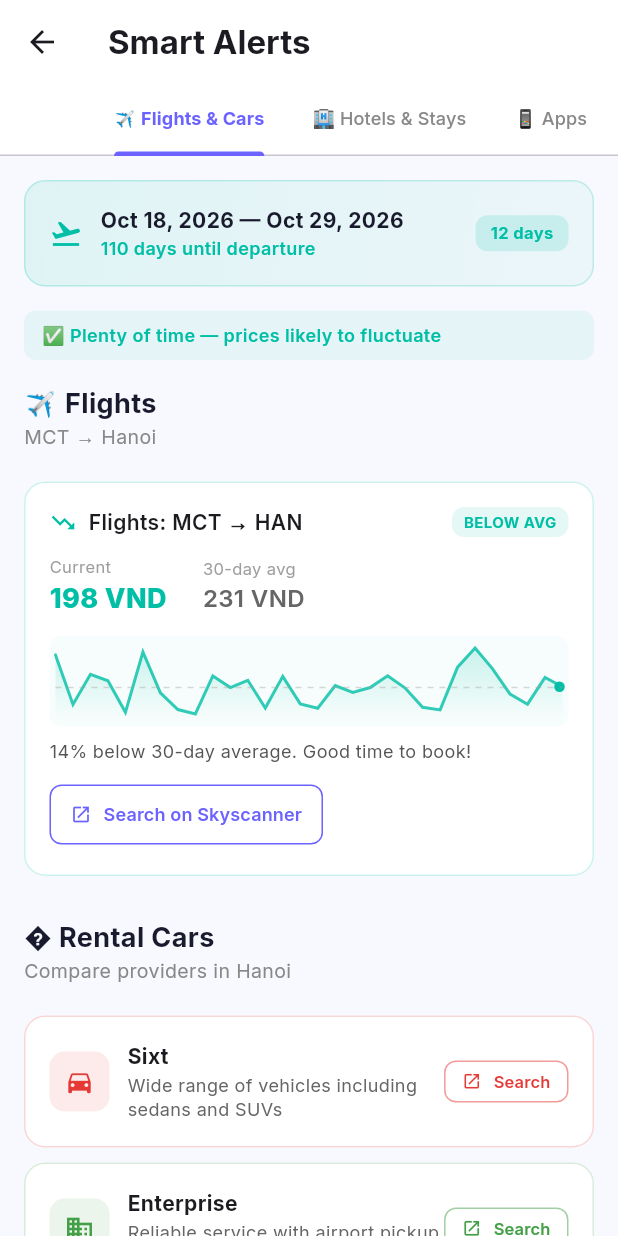
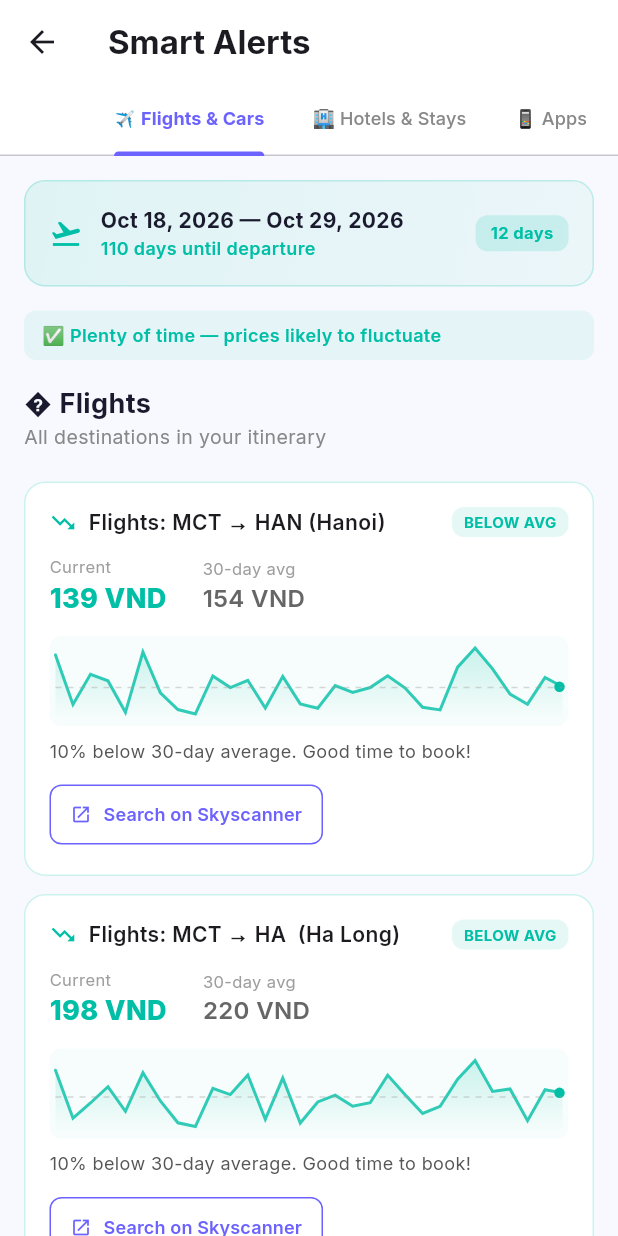
Before and after one commit to Solo-Cipher/drift-app, a Flutter app: the screen it shows after launch, after a tap on the "insights" icon, on a phone screen of 412 x 824 dp. Run offline on Flutter 3.47's test engine with Material 3 defaults, Android fonts, the phone set to English and light mode, and no system bars; our stand-ins replace cloud_firestore, firebase_auth, firebase_core, google_fonts; missing offline and left inert: dart:html; accounts and stored records are empty.

Commit message:
fix: smart alerts dynamic + remove maps + multi-city flights

```diff
--- a/lib/screens/smart_alerts_screen.dart
+++ b/lib/screens/smart_alerts_screen.dart
@@ -113,29 +113,62 @@ class _SmartAlertsScreenState extends State<SmartAlertsScreen> {
     return history;
   }
 
-  /// Flight pricing: dynamic from CityConfig
-  Map<String, dynamic> _getFlightPricing() {
+  /// Flight pricing: generates flights to ALL cities in the itinerary
+  /// so users can see various entry point options
+  List<Map<String, dynamic>> _getFlightPricing() {
     final config = _config;
     final fromCode = config?.originAirport ?? 'MCT';
-    final toCode = config?.iataCode ?? (widget.trip.days.isNotEmpty ? widget.trip.days.first.location.substring(0, 3).toUpperCase() : '???');
     final basePrice = config?.flightBasePrice ?? 200.0;
     final seed = widget.trip.baseStartDate.day + widget.trip.baseStartDate.month * 31;
-    final factor = _priceFactor(widget.trip.baseStartDate.day, widget.trip.baseStartDate.month, seed);
-    final current = (basePrice * factor);
-    final avg = basePrice * 1.05;
-    final toLabel = config?.primaryCity ?? 'Destination';
-    return {
+
+    // Collect unique cities from the itinerary
+    final uniqueCities = <String>{};
+    for (final day in widget.trip.days) {
+      uniqueCities.add(day.location);
+    }
+
+    // Map city names to IATA codes (use city name 3-letter code as fallback)
+    final flights = <Map<String, dynamic>>[];
+    int cityIdx = 0;
+    for (final city in uniqueCities) {
+      final cityIata = _cityToIata(city, config);
+      final citySeed = seed + cityIdx * 100;
+      final factor = _priceFactor(widget.trip.baseStartDate.day, widget.trip.baseStartDate.month, citySeed);
+      // Add some price variation per city (±30%)
+      final priceVariation = 0.7 + (cityIdx % 3) * 0.3;
+      final current = basePrice * factor * priceVariation;
+      final avg = basePrice * priceVariation;
+      flights.add({
         'current': current,
         'average': avg,
-      'history': _generatePriceHistory(current, seed),
+        'history': _generatePriceHistory(current, citySeed),
         'departureDate': widget.trip.startDate,
         'from': fromCode,
-      'to': toCode,
-      'label': 'Flights: $fromCode → $toCode',
+        'to': cityIata,
+        'toCity': city,
+        'label': 'Flights: $fromCode → $cityIata ($city)',
         'fromLabel': fromCode,
-      'toLabel': toLabel,
+        'toLabel': city,
         'currency': widget.trip.currency,
-    };
+      });
+      cityIdx++;
+    }
+    return flights;
+  }
+
+  /// Convert a city name to a reasonable IATA code
+  String _cityToIata(String city, CityConfig? config) {
+    // Check cities in config for a match
+    if (config != null) {
+      for (final entry in config.cities.entries) {
+        if (entry.value.displayName.toLowerCase() == city.toLowerCase()) {
+          // Use the key if it looks like an IATA code, else generate one
+          return entry.key.length == 3 ? entry.key.toUpperCase() : entry.value.displayName.substring(0, 3).toUpperCase();
+        }
+      }
+    }
+    // Fallback: first 3 letters of city name
+    return city.length >= 3 ? city.substring(0, 3).toUpperCase() : city.toUpperCase();
   }
 
   /// Dynamic hotel pricing per unique location in trip
@@ -219,7 +252,7 @@ class _SmartAlertsScreenState extends State<SmartAlertsScreen> {
     final daysUntil = _daysUntilDeparture();
 
     // Compute all pricing dynamically
-    final flight = _getFlightPricing();
+    final flights = _getFlightPricing();
     final hotels = _getHotelPricings();
     final activities = _getActivityPricings();
 
@@ -252,7 +285,7 @@ class _SmartAlertsScreenState extends State<SmartAlertsScreen> {
         ),
         body: TabBarView(
           children: [
-            _buildFlightsAndCarsTab(flight, daysUntil),
+            _buildFlightsAndCarsTab(flights, daysUntil),
             _buildHotelsTab(hotels),
             _buildRecommendedAppsTab(),
             _buildWeatherTab(),
@@ -398,7 +431,7 @@ class _SmartAlertsScreenState extends State<SmartAlertsScreen> {
 
   // ─── Tab Builders ────────────────────────────────────────────────────
 
-  Widget _buildFlightsAndCarsTab(Map<String, dynamic> flight, int daysUntil) {
+  Widget _buildFlightsAndCarsTab(List<Map<String, dynamic>> flights, int daysUntil) {
     final config = _config;
     final primaryCity = config?.primaryCity ?? (widget.trip.days.isNotEmpty ? widget.trip.days.first.location : 'City');
     final travelDays = widget.trip.days.where((d) => d.isTravelDay).toList();
@@ -412,10 +445,10 @@ class _SmartAlertsScreenState extends State<SmartAlertsScreen> {
         const SizedBox(height: 16),
         _buildDepartureCountdown(daysUntil),
         const SizedBox(height: 16),
-        // Flight pricing
-        _buildSectionHeader('✈️ Flights', '${flight['fromLabel']} → ${flight['toLabel']}'),
+        // Flight pricing — show all destination cities
+        _buildSectionHeader('�️ Flights', 'All destinations in your itinerary'),
         const SizedBox(height: 8),
-        _buildPriceAlertCard(
+        ...flights.map((flight) => _buildPriceAlertCard(
           title: flight['label'] as String,
           currentPrice: '${(flight['current'] as double).toStringAsFixed(0)} ${flight['currency']}',
           averagePrice: '${(flight['average'] as double).toStringAsFixed(0)} ${flight['currency']}',
@@ -424,7 +457,7 @@ class _SmartAlertsScreenState extends State<SmartAlertsScreen> {
           priceHistory: flight['history'] as List<double>,
           purchaseUrl: _skyscannerUrl(flight['from'] as String, flight['to'] as String, flight['departureDate'] as String),
           purchaseLabel: 'Search on Skyscanner',
-        ),
+        )),
         const SizedBox(height: 16),
         // Car rental
         _buildSectionHeader('� Rental Cars', 'Compare providers in $primaryCity'),
@@ -527,33 +560,22 @@ class _SmartAlertsScreenState extends State<SmartAlertsScreen> {
   }
 
   Widget _buildRecommendedAppsTab() {
-    final apps = [
-      {'name': 'Grab', 'category': 'Ride Hailing & Food', 'description': '#1 ride app in Vietnam. Book motorbike taxis, cars, order food delivery. Works in all major cities.', 'url': 'https://www.grab.com/vn/', 'icon': Icons.local_taxi, 'color': const Color(0xFF00B14F)},
-      {'name': 'Be', 'category': 'Ride Hailing', 'description': 'Grab competitor with good motorbike taxi rates in Hanoi and HCMC.', 'url': 'https://be.com.vn/', 'icon': Icons.motorcycle, 'color': const Color(0xFFE53935)},
-      {'name': 'Gojek (GoViet)', 'category': 'Ride Hailing', 'description': 'Another ride option with competitive pricing. Download locally.', 'url': 'https://www.gojek.com/', 'icon': Icons.directions_bike, 'color': const Color(0xFF00AA13)},
-      {'name': 'Vietnam Airlines', 'category': 'Domestic Flights', 'description': 'Flag carrier for domestic routes HCMC-Phu Quoc. Book early for best rates.', 'url': 'https://www.vietnamairlines.com/', 'icon': Icons.flight, 'color': const Color(0xFF0066B3)},
-      {'name': 'Bamboo Airways', 'category': 'Domestic Flights', 'description': 'Low-cost domestic carrier with good HCMC-Phu Quoc route coverage.', 'url': 'https://bambooairways.com/', 'icon': Icons.flight_takeoff, 'color': const Color(0xFF8BC34A)},
-      {'name': 'Vexere', 'category': 'Bus Tickets', 'description': 'Book long-distance buses online. Useful for overland travel between cities.', 'url': 'https://vexere.com/', 'icon': Icons.directions_bus, 'color': const Color(0xFFFF9800)},
-      {'name': 'Phương Trang (Futa Bus)', 'category': 'Bus Tickets', 'description': 'Major bus operator with online booking for intercity routes.', 'url': 'https://futabus.vn/', 'icon': Icons.bus_alert, 'color': const Color(0xFFFF5722)},
-      {'name': '12Go Asia', 'category': 'Transport Booking', 'description': 'Book trains, buses, ferries across Vietnam in one app. Good for comparing options.', 'url': 'https://12go.asia/en/vietnam', 'icon': Icons.train, 'color': const Color(0xFF3F51B5)},
-      {'name': 'MoMo', 'category': 'Payment & Wallet', 'description': 'Vietnam\'s top e-wallet. Pay at many shops, restaurants. Tourist-friendly.', 'url': 'https://momo.vn/', 'icon': Icons.account_balance_wallet, 'color': const Color(0xFFA83279)},
-      {'name': 'Google Translate', 'category': 'Language', 'description': 'Download Vietnamese offline pack. Camera translate for menus/signs.', 'url': 'https://translate.google.com/', 'icon': Icons.translate, 'color': const Color(0xFF4285F4)},
-      {'name': 'XE Currency', 'category': 'Currency', 'description': 'Real-time OMR to VND rates. Helpful for quick mental math while shopping.', 'url': 'https://www.xe.com/', 'icon': Icons.attach_money, 'color': const Color(0xFF00BFA6)},
-      {'name': 'Google Maps', 'category': 'Navigation', 'description': 'Works offline — download Hanoi and HCMC maps. Walking directions are reliable.', 'url': 'https://maps.google.com/', 'icon': Icons.map, 'color': const Color(0xFF34A853)},
-    ];
+    final config = _config;
+    final countryName = config?.country ?? 'Your Destination';
+    final apps = config?.recommendedApps ?? [];
 
     return ListView(
       padding: const EdgeInsets.all(16),
       children: [
-        _buildSectionHeader('� Recommended Apps for Vietnam', 'Download before your trip'),
+        _buildSectionHeader('� Recommended Apps for $countryName', 'Download before your trip'),
         const SizedBox(height: 12),
         ...apps.map((app) => _buildAppCard(
-          name: app['name'] as String,
-          category: app['category'] as String,
-          description: app['description'] as String,
-          url: app['url'] as String,
-          icon: app['icon'] as IconData,
-          color: app['color'] as Color,
+          name: app.name,
+          category: app.category,
+          description: app.description,
+          url: app.url,
+          icon: parseIcon(app.iconName),
+          color: Color(app.colorValue),
         )),
         const SizedBox(height: 40),
       ],
@@ -561,37 +583,51 @@ class _SmartAlertsScreenState extends State<SmartAlertsScreen> {
   }
 
   Widget _buildWeatherTab() {
+    final config = _config;
+    final profiles = config?.weatherProfiles ?? [];
+    final countryName = config?.country ?? 'Your Destination';
+
+    // Map severity string to WeatherStatus
+    WeatherStatus _statusFromSeverity(String s) {
+      switch (s.toLowerCase()) {
+        case 'warning': return WeatherStatus.warning;
+        case 'caution': return WeatherStatus.caution;
+        default: return WeatherStatus.good;
+      }
+    }
+
+    // Map severity string to icon
+    IconData _iconFromSeverity(String s) {
+      switch (s.toLowerCase()) {
+        case 'warning': return Icons.umbrella;
+        case 'caution': return Icons.cloud;
+        default: return Icons.wb_sunny;
+      }
+    }
+
     return ListView(
       padding: const EdgeInsets.all(16),
       children: [
-        _buildSectionHeader('🌤️ Weather Warnings', 'Only alerts for severe conditions'),
+        _buildSectionHeader('🌤️ Weather for $countryName', 'Alerts for severe conditions'),
         const SizedBox(height: 12),
-        _buildWeatherCard(
-          location: 'Hanoi',
-          date: _formatDateRange(
-            widget.trip.days.first.date,
-            widget.trip.days[2].date,
-          ),
-          status: WeatherStatus.good,
-          detail: 'October: Cool and dry. Avg 22°C. Great for sightseeing.',
-          icon: Icons.wb_sunny,
-        ),
-        _buildWeatherCard(
-          location: 'Ha Long Bay',
-          date: widget.trip.days.length > 3 ? widget.trip.days[3].date : 'Day 4',
-          status: WeatherStatus.caution,
-          detail: 'Light rain possible. Bring a rain jacket for the cruise.',
-          icon: Icons.cloud_queue,
-        ),
-        _buildWeatherCard(
-          location: 'Ho Chi Minh City',
-          date: _formatDateRange(
-            widget.trip.days.length > 5 ? widget.trip.days[5].date : 'Day 6',
-            widget.trip.days.length > 9 ? widget.trip.days[9].date : 'Day 10',
-          ),
-          status: WeatherStatus.warning,
-          detail: 'Heavy afternoon showers expected (2-4pm daily). Plan indoor activities during these hours.',
-          icon: Icons.umbrella,
+        ...profiles.map((p) {
+          // Find approximate date for this location from the itinerary
+          final dayMatch = widget.trip.days.firstWhere(
+            (d) => d.location.toLowerCase().contains(p.location.toLowerCase().split(' ')[0]),
+            orElse: () => widget.trip.days.first,
+          );
+          return _buildWeatherCard(
+            location: p.location,
+            date: dayMatch.date,
+            status: _statusFromSeverity(p.severity),
+            detail: p.detail,
+            icon: _iconFromSeverity(p.severity),
+          );
+        }),
+        if (profiles.isEmpty)
+          const Padding(
+            padding: EdgeInsets.all(24),
+            child: Text('No weather alerts for this destination.', textAlign: TextAlign.center, style: TextStyle(color: Colors.grey)),
           ),
         const SizedBox(height: 40),
       ],
@@ -599,57 +635,43 @@ class _SmartAlertsScreenState extends State<SmartAlertsScreen> {
   }
 
   Widget _buildScheduleTab(List<Map<String, dynamic>> activities) {
-    final cuChi = activities.isNotEmpty ? activities[0] : null;
-    final mekong = activities.length > 1 ? activities[1] : null;
+    final config = _config;
+    final countryName = config?.country ?? widget.trip.days.first.country;
+
     return ListView(
       padding: const EdgeInsets.all(16),
       children: [
-        _buildSectionHeader('📅 Schedule Checks', 'Closed days & timing conflicts'),
+        _buildSectionHeader('📅 Schedule Checks', 'Timing reminders for your itinerary'),
         const SizedBox(height: 12),
-        _buildClosureCard(
-          venue: 'Ho Chi Minh Mausoleum',
-          plannedDay: 'Day 3 (${widget.trip.days.length > 2 ? widget.trip.days[2].date : "Day 3"})',
-          issue: _checkMausoleumClosure(widget.trip.days.length > 2 ? widget.trip.days[2].date : ""),
-          status: _getMausoleumStatus(widget.trip.days.length > 2 ? widget.trip.days[2].date : ""),
-        ),
-        _buildClosureCard(
-          venue: 'War Remnants Museum',
-          plannedDay: 'Day 6 (${widget.trip.days.length > 5 ? widget.trip.days[5].date : "Day 6"})',
-          issue: 'Open daily 7:30am-6pm. No conflict.',
-          status: ClosureStatus.ok,
-        ),
-        _buildClosureCard(
-          venue: 'Cu Chi Tunnels',
-          plannedDay: 'Day 7 (${widget.trip.days.length > 6 ? widget.trip.days[6].date : "Day 7"})',
-          issue: 'Open daily. Morning visit recommended to avoid crowds.',
-          status: ClosureStatus.ok,
-        ),
+        // Generate a notice for each day that has activities
+        ...widget.trip.days.map((day) {
+          final dayActivities = day.activities.join(', ');
+          if (dayActivities.isEmpty) return const SizedBox.shrink();
+          return _buildClosureCard(
+            venue: day.title,
+            plannedDay: 'Day ${day.day} (${day.date})',
+            issue: dayActivities.length > 60
+                ? '${dayActivities.substring(0, 57)}...'
+                : dayActivities,
+            status: ClosureStatus.info,
+          );
+        }),
         const SizedBox(height: 24),
-        // Activities section
-        _buildSectionHeader('� Tours & Activities', 'Popular add-ons'),
+        // Activities pricing section (if activities found)
+        if (activities.isNotEmpty) ...[
+          _buildSectionHeader('🎟 Tours & Activities', 'Pricing based on your destinations'),
           const SizedBox(height: 12),
-        if (cuChi != null)
-          _buildPriceAlertCard(
-            title: cuChi['label'] ?? 'Cu Chi Tunnels Tour',
-            currentPrice: '${(cuChi['current'] as double).toStringAsFixed(0)} ${cuChi['currency']}/person',
-            averagePrice: '${(cuChi['average'] as double).toStringAsFixed(0)} ${cuChi['currency']}/person',
-            trend: _trend(cuChi['current'] as double, cuChi['average'] as double),
-            detail: _buildPriceInsight(cuChi['current'] as double, cuChi['average'] as double, 'activity'),
-            priceHistory: cuChi['history'] as List<double>,
-            purchaseUrl: _bookingUrl('Ho+Chi+Minh+City', cuChi['date'] as String, cuChi['date'] as String),
-            purchaseLabel: 'Search Tours',
-          ),
-        if (mekong != null)
-          _buildPriceAlertCard(
-            title: mekong['label'] ?? 'Mekong Delta Tour',
-            currentPrice: '${(mekong['current'] as double).toStringAsFixed(0)} ${mekong['currency']}/person',
-            averagePrice: '${(mekong['average'] as double).toStringAsFixed(0)} ${mekong['currency']}/person',
-            trend: _trend(mekong['current'] as double, mekong['average'] as double),
-            detail: _buildPriceInsight(mekong['current'] as double, mekong['average'] as double, 'activity'),
-            priceHistory: mekong['history'] as List<double>,
-            purchaseUrl: _bookingUrl('Ho+Chi+Minh+City', mekong['date'] as String, mekong['date'] as String),
-            purchaseLabel: 'Search Tours',
-          ),
+          ...activities.map((a) => _buildPriceAlertCard(
+            title: a['label'] ?? 'Activity',
+            currentPrice: '${(a['current'] as double).toStringAsFixed(0)} ${a['currency']}/person',
+            averagePrice: '${(a['average'] as double).toStringAsFixed(0)} ${a['currency']}/person',
+            trend: _trend(a['current'] as double, a['average'] as double),
+            detail: _buildPriceInsight(a['current'] as double, a['average'] as double, 'activity'),
+            priceHistory: a['history'] as List<double>,
+            purchaseUrl: _bookingUrl(countryName.replaceAll(' ', '+'), a['date'] as String, a['date'] as String),
+            purchaseLabel: 'Search',
+          )),
+        ],
         const SizedBox(height: 16),
         Container(
           padding: const EdgeInsets.all(12),
@@ -973,11 +995,15 @@ class _SmartAlertsScreenState extends State<SmartAlertsScreen> {
   }) {
     final color = status == ClosureStatus.ok
         ? const Color(0xFF00BFA6)
+        : status == ClosureStatus.info
+            ? const Color(0xFF6C63FF)
             : status == ClosureStatus.warning
                 ? const Color(0xFFFFAB40)
                 : const Color(0xFFFF6B6B);
     final icon = status == ClosureStatus.ok
         ? Icons.check_circle
+        : status == ClosureStatus.info
+            ? Icons.info_outline
             : status == ClosureStatus.warning
                 ? Icons.warning
                 : Icons.error;
@@ -1011,28 +1037,13 @@ class _SmartAlertsScreenState extends State<SmartAlertsScreen> {
     );
   }
 
-  /// Check if the mausoleum visit day falls on Monday or Friday
-  String _checkMausoleumClosure(String dateStr) {
-    final date = _parseDate(dateStr);
-    final weekday = date.weekday;
-    if (weekday == 1) return '⚠️ ${dateStr} is a Monday — Mausoleum is CLOSED. Reschedule to another day.';
-    if (weekday == 5) return '⚠️ ${dateStr} is a Friday — Mausoleum is CLOSED. Reschedule to another day.';
-    final dayNames = ['', 'Monday', 'Tuesday', 'Wednesday', 'Thursday', 'Friday', 'Saturday', 'Sunday'];
-    return '${dateStr} is a ${dayNames[weekday]} — Mausoleum is open!';
-  }
-
-  ClosureStatus _getMausoleumStatus(String dateStr) {
-    final date = _parseDate(dateStr);
-    if (date.weekday == 1 || date.weekday == 5) return ClosureStatus.closed;
-    return ClosureStatus.ok;
-  }
 }
 
 // ─── Enums ─────────────────────────────────────────────────────────────
 
 enum PriceTrend { below, above, average }
 enum WeatherStatus { good, caution, warning }
-enum ClosureStatus { ok, warning, closed }
+enum ClosureStatus { ok, info, warning, closed }
 
 // ─── Custom Painter for Price Trends ────────────────────────────────────
 
```
Lines whose indentation alone changed are shown as unchanged.
